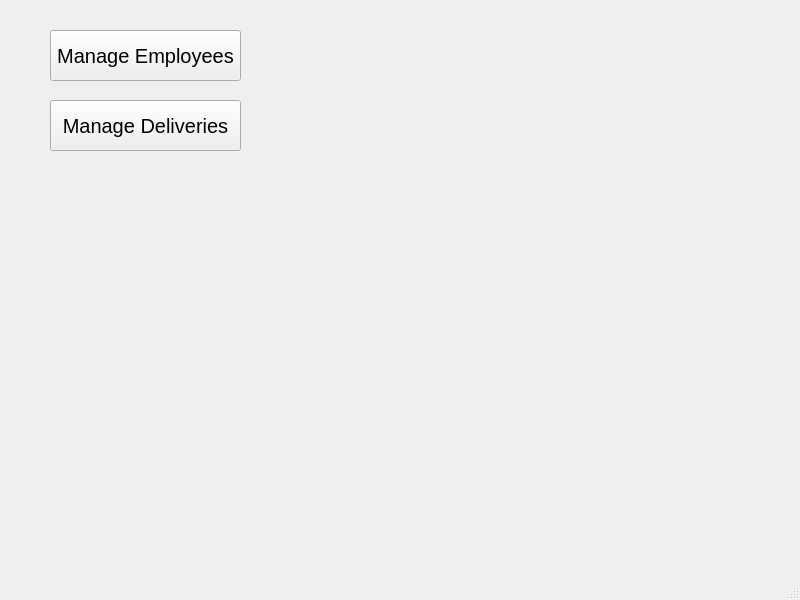
This is mainwindow.ui in SamirTaous/DeliveryManagement as Qt 5 draws it before an edit. The edited form follows.
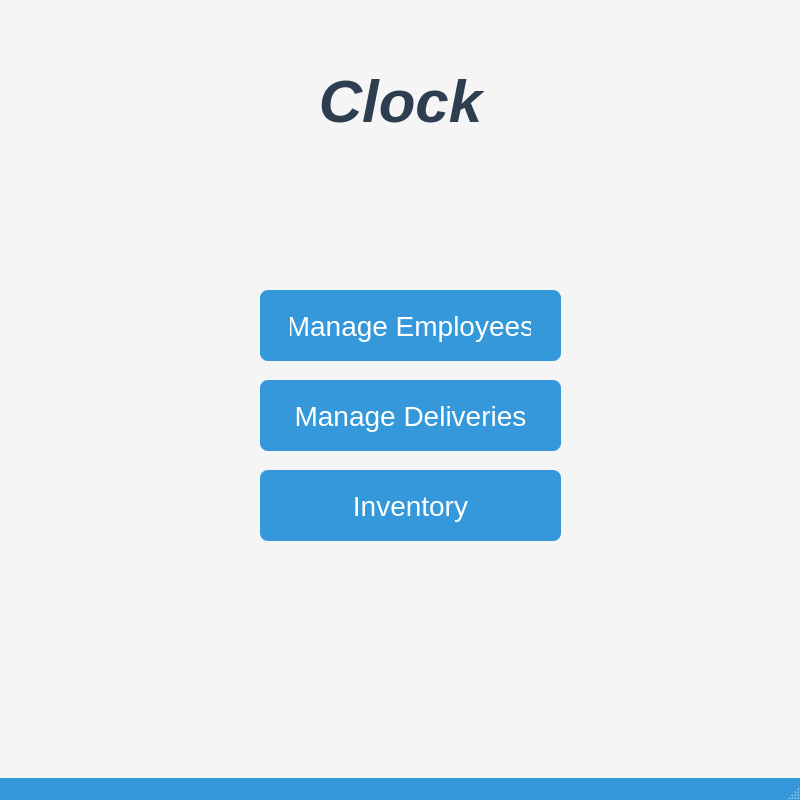
This is the edited form.

Commit message: style changes to project w/ modifications

Diff of the .ui file:
```diff
--- a/mainwindow.ui
+++ b/mainwindow.ui
@@ -7,26 +7,86 @@
     <x>0</x>
     <y>0</y>
     <width>800</width>
-    <height>600</height>
+    <height>800</height>
    </rect>
   </property>
   <property name="windowTitle">
    <string>MainWindow</string>
   </property>
+  <property name="styleSheet">
+   <string notr="true">QWidget#centralwidget {
+    background-color: #f5f5f5;
+}
+
+QPushButton#EmployeButton,
+QPushButton#InventoryButton,
+QPushButton#DeliveryButton {
+    font-size: 28px;
+    padding: 15px 30px;
+    background-color: #3498db;
+    color: white;
+    border: none;
+    border-radius: 8px;
+    cursor: pointer;
+    transition: background-color 0.3s;
+}
+
+QPushButton#EmployeButton:hover,
+QPushButton#InventoryButton:hover,
+QPushButton#DeliveryButton:hover {
+    background-color: #2980b9;
+}
+
+QLabel#ClockLabel {
+    font-family: 'Segoe UI', Tahoma, Geneva, Verdana, sans-serif;
+    font-size: 60px;
+    color: #2c3e50;
+    text-align: center;
+    font-weight: bold; 
+    font-style: italic; 
+}
+
+QLabel#MainBackground {
+    width: 100%;
+    height: 100%;
+    background-size: cover;
+    position: absolute;
+    z-index: -1;
+    opacity: 0.9;
+    filter: blur(8px);
+}
+
+QMainWindow#MainWindow {
+    background-color: #f5f5f5;
+}
+
+QMenuBar#menubar {
+    background-color: #3498db;
+    color: white;
+}
+
+QStatusBar#statusbar {
+    background-color: #3498db;
+    color: white;
+}
+
+</string>
+  </property>
   <widget class="QWidget" name="centralwidget">
+   <property name="styleSheet">
+    <string notr="true"/>
+   </property>
    <widget class="QPushButton" name="EmployeButton">
     <property name="geometry">
      <rect>
-      <x>50</x>
-      <y>30</y>
-      <width>191</width>
-      <height>51</height>
+      <x>260</x>
+      <y>290</y>
+      <width>301</width>
+      <height>71</height>
      </rect>
     </property>
     <property name="styleSheet">
-     <string notr="true">QPushButton{
-font-size: 20px
-}</string>
+     <string notr="true"/>
     </property>
     <property name="text">
      <string>Manage Employees</string>
@@ -35,21 +95,65 @@
    <widget class="QPushButton" name="DeliveryButton">
     <property name="geometry">
      <rect>
-      <x>50</x>
-      <y>100</y>
-      <width>191</width>
-      <height>51</height>
+      <x>260</x>
+      <y>380</y>
+      <width>301</width>
+      <height>71</height>
      </rect>
     </property>
     <property name="styleSheet">
-     <string notr="true">QPushButton{
-font-size: 20px
-}</string>
+     <string notr="true"/>
     </property>
     <property name="text">
      <string>Manage Deliveries</string>
     </property>
    </widget>
+   <widget class="QLabel" name="ClockLabel">
+    <property name="geometry">
+     <rect>
+      <x>200</x>
+      <y>20</y>
+      <width>401</width>
+      <height>161</height>
+     </rect>
+    </property>
+    <property name="font">
+     <font>
+      <family>Segoe UI</family>
+      <pointsize>-1</pointsize>
+      <italic>true</italic>
+      <bold>true</bold>
+     </font>
+    </property>
+    <property name="styleSheet">
+     <string notr="true"/>
+    </property>
+    <property name="text">
+     <string>Clock</string>
+    </property>
+    <property name="textFormat">
+     <enum>Qt::AutoText</enum>
+    </property>
+    <property name="alignment">
+     <set>Qt::AlignCenter</set>
+    </property>
+   </widget>
+   <widget class="QPushButton" name="InventoryButton">
+    <property name="geometry">
+     <rect>
+      <x>260</x>
+      <y>470</y>
+      <width>301</width>
+      <height>71</height>
+     </rect>
+    </property>
+    <property name="styleSheet">
+     <string notr="true"/>
+    </property>
+    <property name="text">
+     <string>Inventory</string>
+    </property>
+   </widget>
   </widget>
   <widget class="QMenuBar" name="menubar">
    <property name="geometry">
```
The commit also changes 17 other files.
